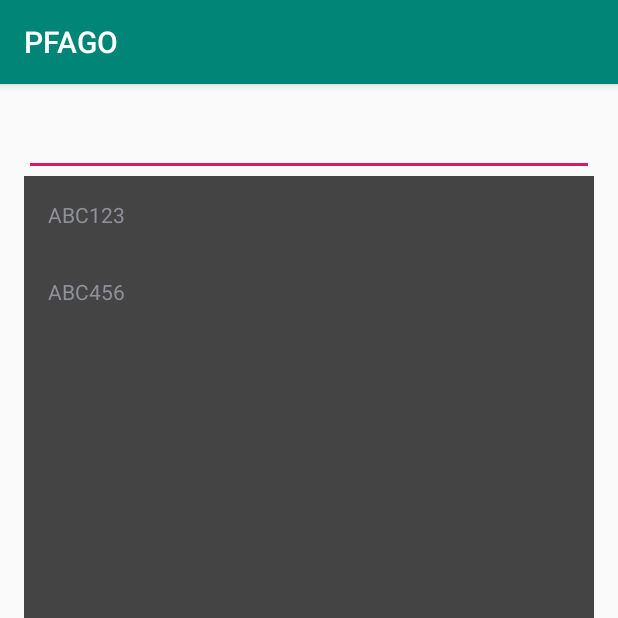
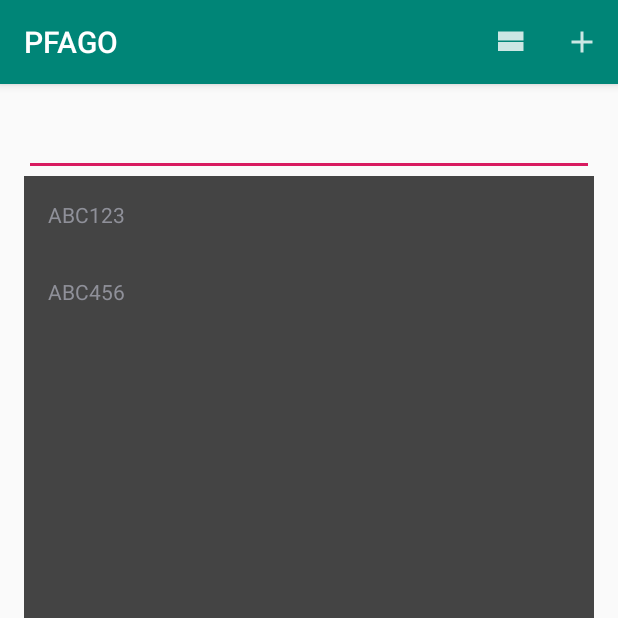
Before and after one commit to GlennSvanberg/PFAGO, an Android app: the screen it shows after launch (MainActivity), on a phone screen of 412 x 824 dp, the top half of it. Run offline under Robolectric (Android 15) with nearby library versions, the phone set to English and light mode, and no system bars.

Commit message:
add activities RIB and Add

```diff
--- a/app/src/main/AndroidManifest.xml
+++ b/app/src/main/AndroidManifest.xml
@@ -9,6 +9,8 @@
         android:roundIcon="@mipmap/ic_launcher_round"
         android:supportsRtl="true"
         android:theme="@style/AppTheme">
+        <activity android:name=".Activities.AddControlActivity"></activity>
+        <activity android:name=".Activities.RIBActivity" />
         <activity android:name=".Activities.MainActivity">
             <intent-filter>
                 <action android:name="android.intent.action.MAIN" />
--- a/app/src/main/java/com/svanberggroup/pfago/Activities/MainActivity.java
+++ b/app/src/main/java/com/svanberggroup/pfago/Activities/MainActivity.java
@@ -5,15 +5,19 @@ import androidx.appcompat.app.AppCompatActivity;
 import androidx.recyclerview.widget.LinearLayoutManager;
 import androidx.recyclerview.widget.RecyclerView;
 
+import android.content.Intent;
 import android.os.Bundle;
 import android.util.Log;
 import android.view.LayoutInflater;
+import android.view.Menu;
+import android.view.MenuInflater;
+import android.view.MenuItem;
 import android.view.View;
 import android.view.ViewGroup;
 import android.widget.EditText;
 import android.widget.TextView;
 
-import com.svanberggroup.pfago.Models.Transport;
+import com.svanberggroup.pfago.Models.Control;
 import com.svanberggroup.pfago.Models.Party;
 import com.svanberggroup.pfago.Models.Trailer;
 import com.svanberggroup.pfago.Models.Vehicle;
@@ -25,7 +29,7 @@ import java.util.List;
 
 public class MainActivity extends AppCompatActivity {
 
-    private List<Transport> transports;
+    private List<Control> mControls;
 
     private EditText mQuery;
     private RecyclerView mRecyclerView;
@@ -36,66 +40,99 @@ public class MainActivity extends AppCompatActivity {
     protected void onCreate(Bundle savedInstanceState) {
         super.onCreate(savedInstanceState);
         setContentView(R.layout.activity_main);
+
+
         createDummyData();
-        for(Transport transport : transports) {
-            Log.i("TEST", transport.getNumber()+ "");
+        for(Control control : mControls) {
+            Log.i("TEST", control.getNumber()+ "");
         }
 
         mRecyclerView = (RecyclerView) findViewById(R.id.recyclerView);
         layoutManager = new LinearLayoutManager(this);
         mRecyclerView.setLayoutManager(layoutManager);
-        mAdapter = new TransportAdapter(transports);
+        mAdapter = new ControlAdapter(mControls);
         mRecyclerView.setAdapter(mAdapter);
 
         mQuery = (EditText) findViewById(R.id.query);
         mQuery.requestFocus();
 
+    }
+
+    @Override
+    public boolean onCreateOptionsMenu(Menu menu) {
+        MenuInflater inflater = getMenuInflater();
+        inflater.inflate(R.menu.main_activity_menu, menu);
+        return true;
+    }
+
+    @Override
+    public boolean onOptionsItemSelected(@NonNull MenuItem item) {
+        switch (item.getItemId()) {
+            case R.id.rib:
+                Log.i("TEST", "Going to RIB");
+                Intent intent = new Intent(this, RIBActivity.class);
+                startActivity(intent);
+                return true;
+            case R.id.addControl:
+                Log.i("TEST", "Going to addControl");
+                intent = new Intent(this, AddControlActivity.class);
+                startActivity(intent);
+                return true;
+            default:
+                return super.onOptionsItemSelected(item);
+        }
 
     }
-    private class TransportHolder extends RecyclerView.ViewHolder {
 
-        private Transport transport;
+    private class ControlHolder extends RecyclerView.ViewHolder implements View.OnClickListener {
+
+        private Control mControl;
         private TextView textView;
-        public TransportHolder(LayoutInflater inflater, ViewGroup parent) {
-            super(inflater.inflate(R.layout.transport_list_item,parent, false));
+        public ControlHolder(LayoutInflater inflater, ViewGroup parent) {
+            super(inflater.inflate(R.layout.control_list_item,parent, false));
              textView = itemView.findViewById(R.id.name);
         }
-        public void bind(Transport transport) {
-            this.transport = transport;
-            textView.setText(transport.getVehicle().getRegNr());
+        public void bind(Control control) {
+            this.mControl = control;
+            textView.setText(control.getVehicle().getRegNr());
+        }
+
+        @Override
+        public void onClick(View view) {
+            // open view displaying the control
         }
     }
-    private class TransportAdapter extends RecyclerView.Adapter<TransportHolder> {
-        private List<Transport> transports;
+    private class ControlAdapter extends RecyclerView.Adapter<ControlHolder> {
+        private List<Control> mControls;
 
-        private TransportAdapter(List<Transport> transports) {
-            this.transports = transports;
+        private ControlAdapter(List<Control> controls) {
+            this.mControls = controls;
         }
 
         @NonNull
         @Override
-        public TransportHolder onCreateViewHolder(@NonNull ViewGroup parent, int viewType) {
+        public ControlHolder onCreateViewHolder(@NonNull ViewGroup parent, int viewType) {
             LayoutInflater layoutInflater = LayoutInflater.from(getApplicationContext());
-            return new TransportHolder(layoutInflater, parent);
+            return new ControlHolder(layoutInflater, parent);
         }
 
         @Override
-        public void onBindViewHolder(@NonNull TransportHolder holder, int position) {
-            Transport transport = transports.get(position);
-            holder.bind(transport);
+        public void onBindViewHolder(@NonNull ControlHolder holder, int position) {
+            Control control = mControls.get(position);
+            holder.bind(control);
 
         }
 
         @Override
         public int getItemCount() {
-            return transports.size();
+            return mControls.size();
         }
     }
 
 
     private void createDummyData(){
 
-        transports = new ArrayList<>();
+        mControls = new ArrayList<>();
 
         Location sender = new Location("Malmgatan 34 Halmstad", "LKAB, port 22", "0600-352362");
         Location receiver = new Location("Raketgatan Kiruna", "GKN, södra", "010-0525252");
@@ -107,7 +144,7 @@ public class MainActivity extends AppCompatActivity {
         Vehicle truckContainer = new Vehicle("SE", "ABC123", container);
         Vehicle truckSemi = new Vehicle("SE", "ABC456", semi);
 
-        Transport a = new Transport();
+        Control a = new Control();
         a.setNumber(1);
         a.setPlace("Uddevalla");
         a.setType("väg");
@@ -116,9 +153,9 @@ public class MainActivity extends AppCompatActivity {
         a.setDriver(driver);
         a.setSender(sender);
         a.setReceiver(receiver);
-        transports.add(a);
+        mControls.add(a);
 
-        Transport b = new Transport();
+        Control b = new Control();
         b.setNumber(2);
         b.setPlace("Göteborg");
         b.setType("Hamnterminal");
@@ -127,7 +164,7 @@ public class MainActivity extends AppCompatActivity {
         b.setDriver(driver);
         b.setSender(sender);
         b.setReceiver(receiver);
-        transports.add(b);
+        mControls.add(b);
 
     }
 }
--- a/app/src/main/java/com/svanberggroup/pfago/Models/Transport.java
+++ b/app/src/main/java/com/svanberggroup/pfago/Models/Control.java
@@ -2,7 +2,7 @@ package com.svanberggroup.pfago.Models;
 
 import java.util.Date;
 
-public class Transport {
+public class Control {
 
     private int number;
     private Date date;
@@ -17,7 +17,7 @@ public class Transport {
     private Location sender;
     private Location receiver;
 
-    public Transport() {
+    public Control() {
         date = new Date();
     }
     public int getNumber() {
--- /dev/null
+++ b/app/src/main/res/drawable-anydpi/ic_add.xml
@@ -0,0 +1,11 @@
+<vector xmlns:android="http://schemas.android.com/apk/res/android"
+    android:width="24dp"
+    android:height="24dp"
+    android:viewportWidth="24"
+    android:viewportHeight="24"
+    android:tint="#FFFFFF"
+    android:alpha="0.8">
+    <path
+        android:fillColor="#FF000000"
+        android:pathData="M19,13h-6v6h-2v-6H5v-2h6V5h2v6h6v2z"/>
+</vector>
--- /dev/null
+++ b/app/src/main/res/drawable-anydpi/ic_rib.xml
@@ -0,0 +1,11 @@
+<vector xmlns:android="http://schemas.android.com/apk/res/android"
+    android:width="24dp"
+    android:height="24dp"
+    android:viewportWidth="24"
+    android:viewportHeight="24"
+    android:tint="#FFFFFF"
+    android:alpha="0.8">
+    <path
+        android:fillColor="#FF000000"
+        android:pathData="M4,18h17v-6H4v6zM4,5v6h17V5H4z"/>
+</vector>
--- /dev/null
+++ b/app/src/main/res/menu/main_activity_menu.xml
@@ -0,0 +1,12 @@
+<?xml version="1.0" encoding="utf-8"?>
+<menu xmlns:android="http://schemas.android.com/apk/res/android"
+    xmlns:app="http://schemas.android.com/apk/res-auto">
+    <item android:id="@+id/rib"
+        android:icon="@drawable/ic_rib"
+        android:title="RIB"
+        app:showAsAction="ifRoom|withText"></item>
+    <item android:id="@+id/addControl"
+        android:icon="@drawable/ic_add"
+        android:title="Add"
+        app:showAsAction="ifRoom|withText"></item>
+</menu>
```
Also changed, not shown: app/src/main/java/com/svanberggroup/pfago/Activities/AddControlActivity.java (added, +16 -0 lines), app/src/main/java/com/svanberggroup/pfago/Activities/RIBActivity.java (added, +16 -0 lines), app/src/main/res/layout/activity_add_contol.xml (added, +9 -0 lines), app/src/main/res/layout/activity_rib.xml (added, +9 -0 lines), app/src/main/res/drawable-hdpi/ic_add.png (added), app/src/main/res/drawable-hdpi/ic_rib.png (added), app/src/main/res/drawable-mdpi/ic_add.png (added), app/src/main/res/drawable-mdpi/ic_rib.png (added), app/src/main/res/drawable-xhdpi/ic_add.png (added), app/src/main/res/drawable-xhdpi/ic_rib.png (added), app/src/main/res/drawable-xxhdpi/ic_add.png (added), app/src/main/res/drawable-xxhdpi/ic_rib.png (added), app/src/main/res/layout/control_list_item.xml (renamed from app/src/main/res/layout/transport_list_item.xml).
